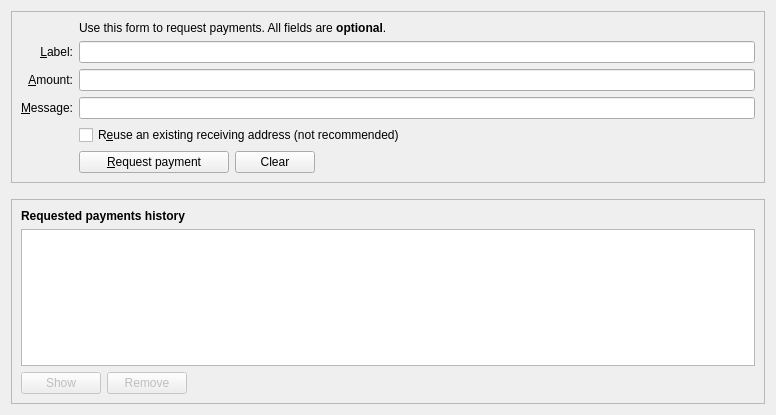
Above: src/qt/forms/receivecoinsdialog.ui from zenonnetwork/zenon before the change. Below: the same form after it.
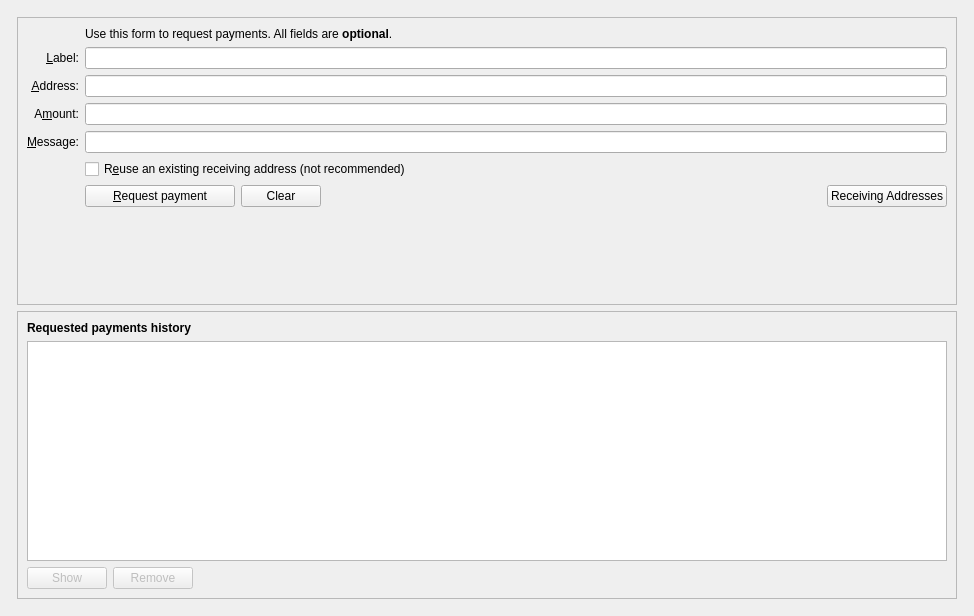
That is the form after the change. Icons and pictures are not drawn. Custom widgets are drawn as their Qt base class.

```diff
--- a/src/qt/forms/receivecoinsdialog.ui
+++ b/src/qt/forms/receivecoinsdialog.ui
@@ -6,11 +6,52 @@
    <rect>
     <x>0</x>
     <y>0</y>
-    <width>776</width>
-    <height>415</height>
+    <width>974</width>
+    <height>616</height>
    </rect>
   </property>
-  <layout class="QVBoxLayout" name="verticalLayout" stretch="0,0,1">
+  <layout class="QVBoxLayout" name="verticalLayout" stretch="0">
+   <item>
+    <layout class="QVBoxLayout" name="verticalLayout_Master" stretch="0,1">
+     <property name="spacing">
+      <number>0</number>
+     </property>
+     <item>
+      <widget class="QFrame" name="frame_Header">
+       <layout class="QVBoxLayout" name="verticalLayout_8">
+        <property name="leftMargin">
+         <number>0</number>
+        </property>
+        <property name="topMargin">
+         <number>0</number>
+        </property>
+        <property name="rightMargin">
+         <number>0</number>
+        </property>
+        <property name="bottomMargin">
+         <number>0</number>
+        </property>
+        <item>
+         <layout class="QHBoxLayout" name="horizontalLayout_Header" stretch=""/>
+        </item>
+       </layout>
+      </widget>
+     </item>
+     <item>
+      <widget class="QFrame" name="frame_BG">
+       <layout class="QVBoxLayout" name="verticalLayout_5">
+        <property name="leftMargin">
+         <number>6</number>
+        </property>
+        <property name="topMargin">
+         <number>6</number>
+        </property>
+        <property name="rightMargin">
+         <number>6</number>
+        </property>
+        <property name="bottomMargin">
+         <number>6</number>
+        </property>
    <item>
     <widget class="QFrame" name="frame2">
      <property name="sizePolicy">
@@ -28,53 +69,6 @@
      <layout class="QVBoxLayout" name="verticalLayout_3">
       <item>
        <layout class="QGridLayout" name="gridLayout">
-        <item row="7" column="2">
-         <widget class="QCheckBox" name="reuseAddress">
-          <property name="toolTip">
-           <string>Reuse one of the previously used receiving addresses.&lt;br&gt;Reusing addresses has security and privacy issues.&lt;br&gt;Do not use this unless re-generating a payment request made before.</string>
-          </property>
-          <property name="text">
-           <string>R&amp;euse an existing receiving address (not recommended)</string>
-          </property>
-         </widget>
-        </item>
-        <item row="7" column="0">
-         <widget class="QLabel" name="label_4">
-          <property name="text">
-           <string/>
-          </property>
-         </widget>
-        </item>
-        <item row="6" column="0">
-         <widget class="QLabel" name="label_3">
-          <property name="toolTip">
-           <string>An optional message to attach to the payment request, which will be displayed when the request is opened. Note: The message will not be sent with the payment over the Zenon network.</string>
-          </property>
-          <property name="text">
-           <string>&amp;Message:</string>
-          </property>
-          <property name="alignment">
-           <set>Qt::AlignRight|Qt::AlignTrailing|Qt::AlignVCenter</set>
-          </property>
-          <property name="buddy">
-           <cstring>reqMessage</cstring>
-          </property>
-         </widget>
-        </item>
-        <item row="4" column="2">
-         <widget class="QLineEdit" name="reqLabel">
-          <property name="toolTip">
-           <string>An optional label to associate with the new receiving address.</string>
-          </property>
-         </widget>
-        </item>
-        <item row="6" column="2">
-         <widget class="QLineEdit" name="reqMessage">
-          <property name="toolTip">
-           <string>An optional message to attach to the payment request, which will be displayed when the request is opened.&lt;br&gt;Note: The message will not be sent with the payment over the Zenon network.</string>
-          </property>
-         </widget>
-        </item>
         <item row="2" column="2">
          <widget class="QLabel" name="label_5">
           <property name="text">
@@ -98,23 +92,62 @@
           </property>
          </widget>
         </item>
+             <item row="4" column="2">
+              <widget class="QLineEdit" name="reqLabel">
+               <property name="toolTip">
+                <string>An optional label to associate with the new receiving address.</string>
+               </property>
+              </widget>
+             </item>
         <item row="5" column="0">
          <widget class="QLabel" name="label">
           <property name="toolTip">
-           <string>An optional amount to request. Leave this empty or zero to not request a specific amount.</string>
+                <string>Your receiving address. You can copy and use it to receive coins on this wallet. A new one will be generated once it is used.</string>
           </property>
           <property name="text">
-           <string>&amp;Amount:</string>
+                <string>&amp;Address:</string>
           </property>
           <property name="alignment">
            <set>Qt::AlignRight|Qt::AlignTrailing|Qt::AlignVCenter</set>
           </property>
           <property name="buddy">
-           <cstring>reqAmount</cstring>
+                <cstring>reqAddress</cstring>
           </property>
          </widget>
         </item>
         <item row="5" column="2">
+              <widget class="QLineEdit" name="reqAddress">
+               <property name="minimumSize">
+                <size>
+                 <width>80</width>
+                 <height>0</height>
+                </size>
+               </property>
+               <property name="toolTip">
+                <string>Your receiving address. You can copy and use it to receive coins on this wallet. A new one will be generated once it is used.</string>
+               </property>
+               <property name="readOnly">
+                <bool>true</bool>
+               </property>
+              </widget>
+             </item>
+             <item row="6" column="0">
+              <widget class="QLabel" name="label">
+               <property name="toolTip">
+                <string>An optional amount to request. Leave this empty or zero to not request a specific amount.</string>
+               </property>
+               <property name="text">
+                <string>A&amp;mount:</string>
+               </property>
+               <property name="alignment">
+                <set>Qt::AlignRight|Qt::AlignTrailing|Qt::AlignVCenter</set>
+               </property>
+               <property name="buddy">
+                <cstring>reqAmount</cstring>
+               </property>
+              </widget>
+             </item>
+             <item row="6" column="2">
          <widget class="BitcoinAmountField" name="reqAmount">
           <property name="minimumSize">
            <size>
@@ -127,7 +160,54 @@
           </property>
          </widget>
         </item>
+             <item row="7" column="0">
+              <widget class="QLabel" name="label_3">
+               <property name="toolTip">
+                <string>An optional message to attach to the payment request, which will be displayed when the request is opened. Note: The message will not be sent with the payment over the Zenon network.</string>
+               </property>
+               <property name="text">
+                <string>&amp;Message:</string>
+               </property>
+               <property name="alignment">
+                <set>Qt::AlignRight|Qt::AlignTrailing|Qt::AlignVCenter</set>
+               </property>
+               <property name="buddy">
+                <cstring>reqMessage</cstring>
+               </property>
+              </widget>
+             </item>
+             <item row="7" column="2">
+              <widget class="QLineEdit" name="reqMessage">
+               <property name="toolTip">
+                <string>An optional message to attach to the payment request, which will be displayed when the request is opened.&lt;br&gt;Note: The message will not be sent with the payment over the Zenon network.</string>
+               </property>
+              </widget>
+             </item>
+             <item row="8" column="0">
+              <widget class="QLabel" name="label_4">
+               <property name="text">
+                <string/>
+               </property>
+              </widget>
+             </item>
         <item row="8" column="2">
+              <widget class="QCheckBox" name="reuseAddress">
+               <property name="toolTip">
+                <string>Reuse one of the previously used receiving addresses.&lt;br&gt;Reusing addresses has security and privacy issues.&lt;br&gt;Do not use this unless re-generating a payment request made before.</string>
+               </property>
+               <property name="text">
+                <string>R&amp;euse an existing receiving address (not recommended)</string>
+               </property>
+              </widget>
+             </item>
+             <item row="9" column="0">
+              <widget class="QLabel" name="label_7">
+               <property name="text">
+                <string/>
+               </property>
+              </widget>
+             </item>
+             <item row="9" column="2">
          <layout class="QHBoxLayout" name="horizontalLayout">
           <item>
            <widget class="QPushButton" name="receiveButton">
@@ -182,32 +262,39 @@
             </property>
            </spacer>
           </item>
-         </layout>
-        </item>
-        <item row="8" column="0">
-         <widget class="QLabel" name="label_7">
-          <property name="text">
-           <string/>
-          </property>
-         </widget>
-        </item>
-       </layout>
-      </item>
-     </layout>
-    </widget>
-   </item>
    <item>
-    <spacer name="verticalSpacer_2">
+                <widget class="QPushButton" name="receivingAddressesButton">
+                 <property name="text">
+                  <string>Receiving Addresses</string>
+                 </property>
+                 <property name="icon">
+                  <iconset resource="../Zenon.qrc">
+                   <normaloff>:/icons/address-book</normaloff>:/icons/address-book</iconset>
+                 </property>
+                 <property name="autoDefault">
+                  <bool>false</bool>
+                 </property>
+                </widget>
+               </item>
+              </layout>
+             </item>
+             <item row="10" column="2">
+              <spacer name="verticalSpacer">
      <property name="orientation">
       <enum>Qt::Vertical</enum>
      </property>
      <property name="sizeHint" stdset="0">
       <size>
        <width>20</width>
-       <height>10</height>
+                 <height>40</height>
       </size>
      </property>
     </spacer>
+             </item>
+            </layout>
+           </item>
+          </layout>
+         </widget>
    </item>
    <item>
     <widget class="QFrame" name="frame">
@@ -235,9 +322,6 @@
         <property name="text">
          <string>Requested payments history</string>
         </property>
-        <property name="alignment">
-         <set>Qt::AlignLeading|Qt::AlignLeft|Qt::AlignVCenter</set>
-        </property>
        </widget>
       </item>
       <item>
@@ -352,6 +436,11 @@
    </item>
   </layout>
  </widget>
+     </item>
+    </layout>
+   </item>
+  </layout>
+ </widget>
  <customwidgets>
   <customwidget>
    <class>BitcoinAmountField</class>
```
Left out of the diff: 1 changed line with no effect on the pictures. Lines whose indentation alone changed are shown as unchanged.
